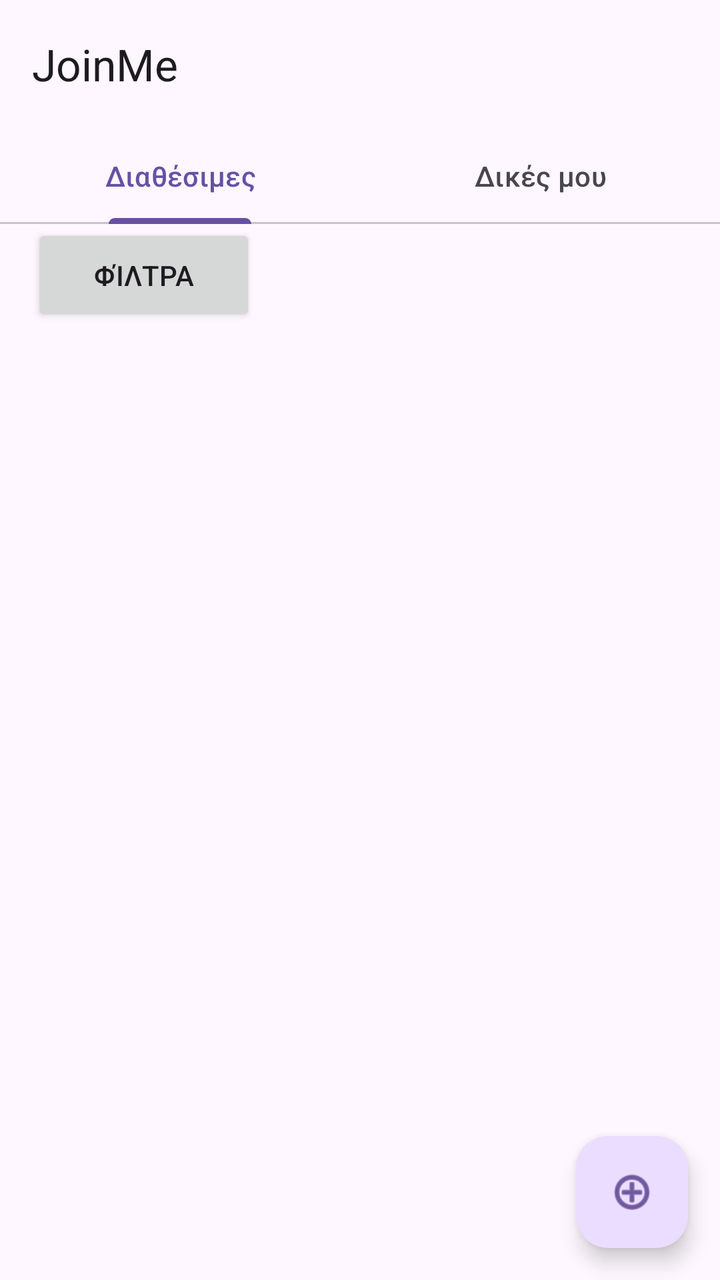
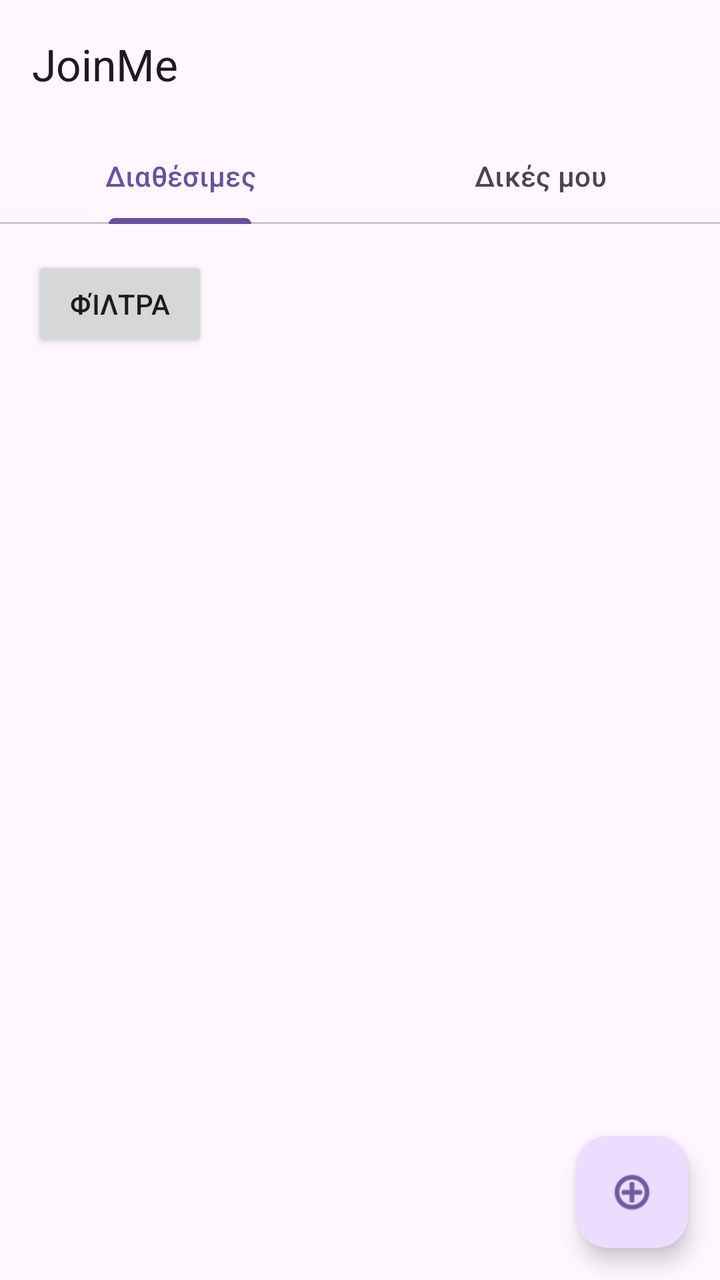

Two renders of the same Android screen: before a commit and after it. Below are the layout's source before the change and the commit's diff.
<!-- AndroidManifest.xml: application theme Theme.JoinMe -->
<!-- res/layout/app_bar_main.xml -->
<?xml version="1.0" encoding="utf-8"?>
<androidx.coordinatorlayout.widget.CoordinatorLayout
    xmlns:android="http://schemas.android.com/apk/res/android"
    xmlns:app="http://schemas.android.com/apk/res-auto"
    android:layout_width="match_parent"
    android:layout_height="match_parent"
    xmlns:tools="http://schemas.android.com/tools">

    <com.google.android.material.appbar.AppBarLayout
        android:id="@+id/appbar"
        android:layout_height="wrap_content"
        android:layout_width="match_parent">

        <com.google.android.material.appbar.MaterialToolbar
            android:id="@+id/toolbar"
            android:layout_width="match_parent"
            android:layout_height="?attr/actionBarSize"
            app:title="JoinMe" />

        <com.google.android.material.tabs.TabLayout
            android:layout_width="match_parent"
            android:layout_height="match_parent">

            <com.google.android.material.tabs.TabItem
                android:layout_width="wrap_content"
                android:layout_height="wrap_content"
                android:text="Διαθέσιμες" />

            <com.google.android.material.tabs.TabItem
                android:layout_width="wrap_content"
                android:layout_height="wrap_content"
                android:text="Δικές μου" />

        </com.google.android.material.tabs.TabLayout>
    </com.google.android.material.appbar.AppBarLayout>

    <androidx.constraintlayout.widget.ConstraintLayout
        android:layout_width="match_parent"
        android:layout_height="match_parent"
        app:layout_behavior="@string/appbar_scrolling_view_behavior">

        <Button

            android:id="@+id/filterBtn"

            android:layout_width="112dp"

            android:layout_height="51dp"

            android:layout_marginStart="16dp"

            android:text="Φίλτρα"

            app:layout_constraintStart_toStartOf="parent"

            app:layout_constraintTop_toTopOf="parent" />


        <com.google.android.material.floatingactionbutton.FloatingActionButton

            android:id="@+id/floatingActionButton"

            android:layout_width="wrap_content"

            android:layout_height="wrap_content"

            android:layout_marginEnd="16dp"

            android:layout_marginBottom="16dp"

            android:contentDescription="Προσθήκη"

            android:clickable="true"

            app:layout_constraintBottom_toBottomOf="parent"

            app:layout_constraintEnd_toEndOf="parent"

            app:srcCompat="@android:drawable/ic_menu_add" />


        <androidx.recyclerview.widget.RecyclerView

            android:id="@+id/activitiesRecyclerView"

            android:layout_width="0dp"

            android:layout_height="0dp"

            app:layout_constraintBottom_toBottomOf="parent"

            app:layout_constraintEnd_toEndOf="parent"

            app:layout_constraintStart_toStartOf="parent"

            app:layout_constraintTop_toBottomOf="@+id/filterBtn"

            tools:listitem="@layout/item_activity_card" />

    </androidx.constraintlayout.widget.ConstraintLayout>
</androidx.coordinatorlayout.widget.CoordinatorLayout>
<!-- res/layout/item_activity_card.xml (included above) -->
<?xml version="1.0" encoding="utf-8"?>
<androidx.cardview.widget.CardView
    xmlns:android="http://schemas.android.com/apk/res/android"
    xmlns:app="http://schemas.android.com/apk/res-auto"
    xmlns:tools="http://schemas.android.com/tools"
    android:layout_width="match_parent"
    android:layout_height="wrap_content"
    android:layout_margin="8dp"
    app:cardCornerRadius="15dp"
    app:cardElevation="4dp">

    <androidx.constraintlayout.widget.ConstraintLayout
        android:layout_width="match_parent"
        android:layout_height="match_parent"
        android:padding="16dp">

        <TextView
            android:id="@+id/cardTitle"
            android:layout_width="0dp"
            android:layout_height="wrap_content"
            android:text="Ποδόσφαιρο 5x5"
            android:textColor="#212121"
            android:textSize="18sp"
            android:textStyle="bold"
            app:layout_constraintEnd_toEndOf="parent"
            app:layout_constraintStart_toStartOf="parent"
            app:layout_constraintTop_toTopOf="parent" />

        <TextView
            android:id="@+id/cardDate"
            android:layout_width="wrap_content"
            android:layout_height="wrap_content"
            android:layout_marginTop="4dp"
            android:text="Ημερομηνία"
            android:textColor="#757575"
            android:textSize="14sp"
            app:layout_constraintStart_toStartOf="parent"
            app:layout_constraintTop_toBottomOf="@id/cardTitle" />

        <TextView
            android:id="@+id/cardTime"
            android:layout_width="wrap_content"
            android:layout_height="wrap_content"
            android:layout_marginTop="4dp"
            android:text="Ώρα"
            android:textColor="#757575"
            android:textSize="14sp"
            app:layout_constraintEnd_toStartOf="@+id/cardParticipants"
            app:layout_constraintStart_toEndOf="@+id/cardDate"
            app:layout_constraintTop_toBottomOf="@+id/cardTitle" />


        <TextView
            android:id="@+id/cardLocation"
            android:layout_width="wrap_content"
            android:layout_height="wrap_content"
            android:layout_marginTop="4dp"
            android:text="Location"
            app:layout_constraintStart_toStartOf="parent"
            app:layout_constraintTop_toBottomOf="@+id/cardDate" />

        <TextView
            android:id="@+id/cardParticipants"
            android:layout_width="wrap_content"
            android:layout_height="wrap_content"
            android:layout_marginTop="6dp"
            android:layout_marginBottom="13dp"
            android:text="0 Συμμετοχές"
            android:textColor="#4CAF50"
            app:layout_constraintBottom_toTopOf="@+id/participateBtn"
            app:layout_constraintEnd_toEndOf="parent"
            app:layout_constraintTop_toBottomOf="@+id/cardTitle" />

        <Button
            android:id="@+id/participateBtn"
            android:layout_width="wrap_content"
            android:layout_height="wrap_content"
            android:text="Πάρε μέρος"
            app:layout_constraintBottom_toBottomOf="parent"
            app:layout_constraintEnd_toEndOf="parent" />

    </androidx.constraintlayout.widget.ConstraintLayout>
</androidx.cardview.widget.CardView>
<!-- resources referenced by this layout -->
<resources>
  <style name="Theme.JoinMe" parent="Base.Theme.JoinMe" />
  <style name="Base.Theme.JoinMe" parent="Theme.Material3.DayNight.NoActionBar">
          
          
      </style>
</resources>

<!-- the commit's change to res/layout/app_bar_main.xml (unified diff, before → after) -->
@@ -2,12 +2,14 @@
 <androidx.coordinatorlayout.widget.CoordinatorLayout
     xmlns:android="http://schemas.android.com/apk/res/android"
     xmlns:app="http://schemas.android.com/apk/res-auto"
+    xmlns:tools="http://schemas.android.com/tools"
+    android:fitsSystemWindows="true"
     android:layout_width="match_parent"
-    android:layout_height="match_parent"
-    xmlns:tools="http://schemas.android.com/tools">
+    android:layout_height="match_parent">
 
     <com.google.android.material.appbar.AppBarLayout
         android:id="@+id/appbar"
+        android:fitsSystemWindows="true"
         android:layout_height="wrap_content"
         android:layout_width="match_parent">
 
@@ -19,12 +21,10 @@
 
         <com.google.android.material.tabs.TabLayout
             android:layout_width="match_parent"
-            android:layout_height="match_parent">
-
-            <com.google.android.material.tabs.TabItem
-                android:layout_width="wrap_content"
-                android:layout_height="wrap_content"
-                android:text="Διαθέσιμες" />
+            android:layout_height="wrap_content"> <com.google.android.material.tabs.TabItem
+            android:layout_width="wrap_content"
+            android:layout_height="wrap_content"
+            android:text="Διαθέσιμες" />
 
             <com.google.android.material.tabs.TabItem
                 android:layout_width="wrap_content"
@@ -40,64 +40,38 @@
         app:layout_behavior="@string/appbar_scrolling_view_behavior">
 
         <Button
-
             android:id="@+id/filterBtn"
-
-            android:layout_width="112dp"
-
-            android:layout_height="51dp"
-
-            android:layout_marginStart="16dp"
-
+            android:layout_width="wrap_content"
+            android:layout_height="wrap_content"
+            android:layout_margin="16dp"
             android:text="Φίλτρα"
-
             app:layout_constraintStart_toStartOf="parent"
-
             app:layout_constraintTop_toTopOf="parent" />
 
-
-        <com.google.android.material.floatingactionbutton.FloatingActionButton
-
-            android:id="@+id/floatingActionButton"
-
-            android:layout_width="wrap_content"
-
-            android:layout_height="wrap_content"
-
-            android:layout_marginEnd="16dp"
-
-            android:layout_marginBottom="16dp"
-
-            android:contentDescription="Προσθήκη"
-
-            android:clickable="true"
-
+        <androidx.recyclerview.widget.RecyclerView
+            android:id="@+id/activitiesRecyclerView"
+            android:layout_width="0dp"
+            android:layout_height="0dp"
+            android:layout_marginTop="8dp"
             app:layout_constraintBottom_toBottomOf="parent"
-
             app:layout_constraintEnd_toEndOf="parent"
-
-            app:srcCompat="@android:drawable/ic_menu_add" />
-
-
-        <androidx.recyclerview.widget.RecyclerView
-
-            android:id="@+id/activitiesRecyclerView"
-
-            android:layout_width="0dp"
-
-            android:layout_height="0dp"
-
-            app:layout_constraintBottom_toBottomOf="parent"
-
-            app:layout_constraintEnd_toEndOf="parent"
-
             app:layout_constraintStart_toStartOf="parent"
-
             app:layout_constraintTop_toBottomOf="@+id/filterBtn"
-
             tools:listitem="@layout/item_activity_card" />
 
     </androidx.constraintlayout.widget.ConstraintLayout>
+
+    <com.google.android.material.floatingactionbutton.FloatingActionButton
+        android:id="@+id/floatingActionButton"
+        android:layout_width="wrap_content"
+        android:layout_height="wrap_content"
+        android:layout_margin="16dp"
+        android:layout_gravity="bottom|end"
+        android:contentDescription="Προσθήκη"
+        android:clickable="true"
+        android:focusable="true"
+        app:srcCompat="@android:drawable/ic_menu_add" />
+
 </androidx.coordinatorlayout.widget.CoordinatorLayout>
 <!-- res/layout/item_activity_card.xml (included above) -->
 <?xml version="1.0" encoding="utf-8"?>
